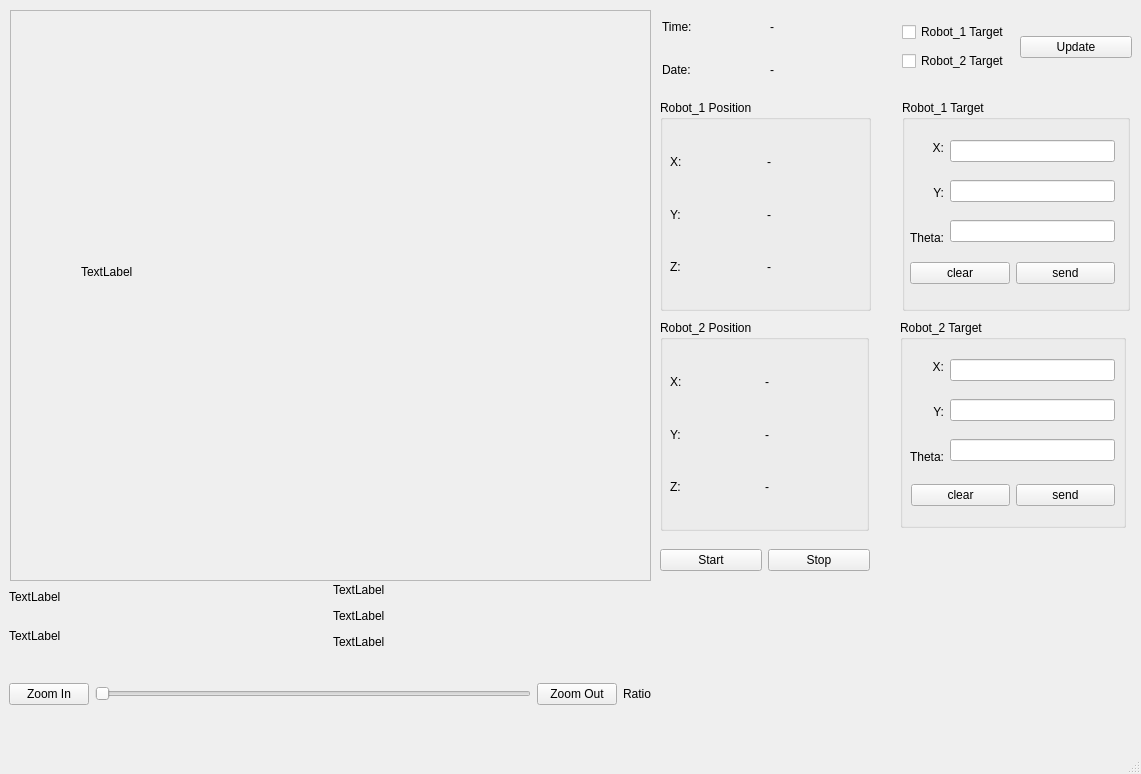
Qt form src/qt_publish/UI/Test_03.ui (jamesorry/ros2_ws) before a commit.
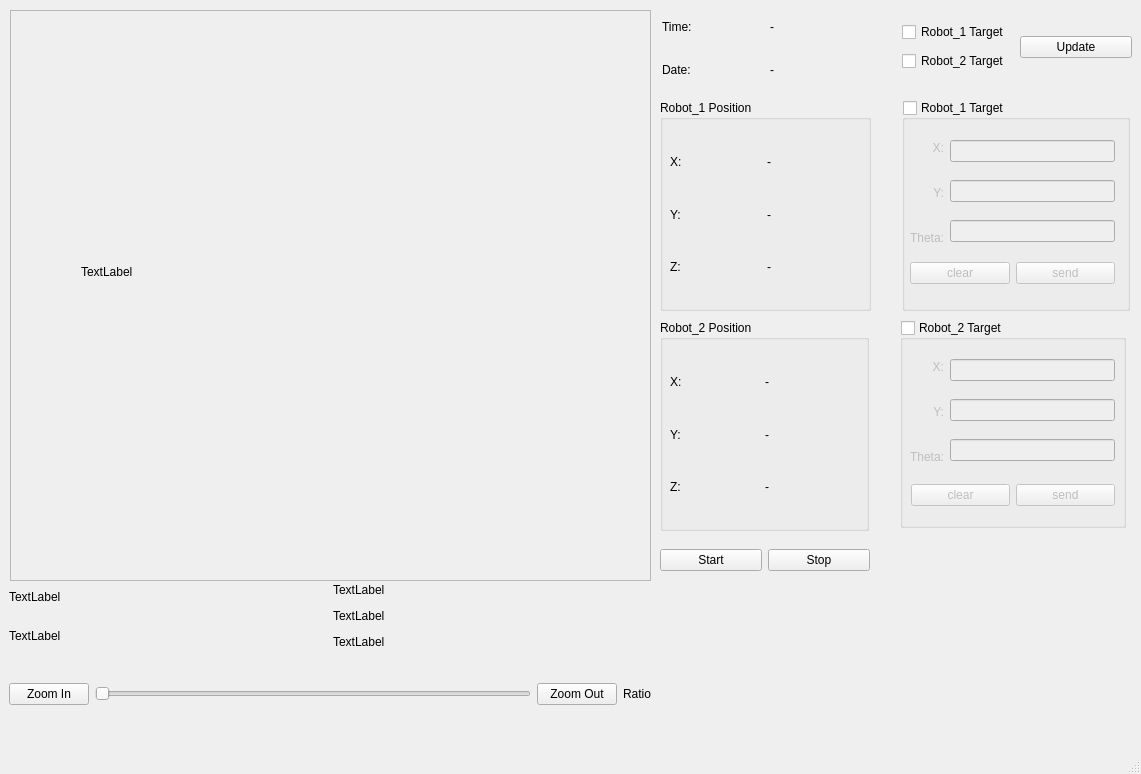
The same form after that commit.

```diff
--- a/src/qt_publish/UI/Test_03.ui
+++ b/src/qt_publish/UI/Test_03.ui
@@ -391,6 +391,12 @@
     <property name="title">
      <string>Robot_1 Target</string>
     </property>
+    <property name="checkable">
+     <bool>true</bool>
+    </property>
+    <property name="checked">
+     <bool>false</bool>
+    </property>
     <widget class="QWidget" name="horizontalLayoutWidget_6">
      <property name="geometry">
       <rect>
@@ -492,6 +498,12 @@
     <property name="title">
      <string>Robot_2 Target</string>
     </property>
+    <property name="checkable">
+     <bool>true</bool>
+    </property>
+    <property name="checked">
+     <bool>false</bool>
+    </property>
     <widget class="QWidget" name="horizontalLayoutWidget_4">
      <property name="geometry">
       <rect>
@@ -581,7 +593,7 @@
      </layout>
     </widget>
    </widget>
-   <widget class="QWidget" name="">
+   <widget class="QWidget" name="layoutWidget">
     <property name="geometry">
      <rect>
       <x>902</x>
```
Left out of the diff: 16 changed lines with no effect on the pictures.
